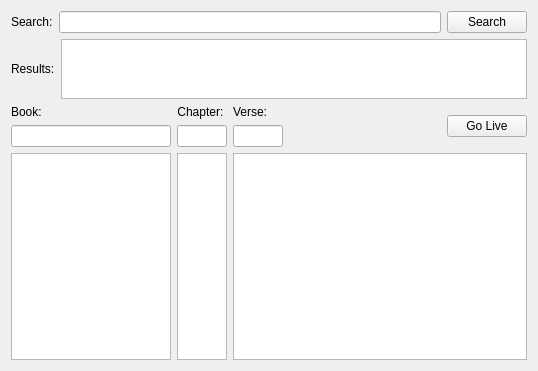
Old version of the form src/biblewidget.ui in the repository SoftProjector/src.
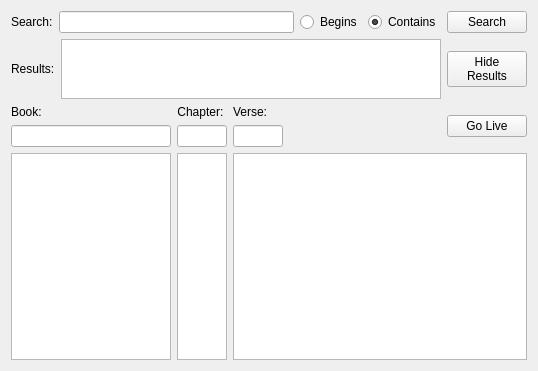
New version of the form.

Commit message: More ui changes towards bible search

What changed in the file:
```diff
--- a/src/biblewidget.ui
+++ b/src/biblewidget.ui
@@ -21,7 +21,7 @@
   </property>
   <layout class="QVBoxLayout" name="verticalLayout_6">
    <item>
-    <layout class="QHBoxLayout" name="horizontalLayout_2" stretch="0,1,0">
+    <layout class="QHBoxLayout" name="horizontalLayout_2" stretch="0,1,0,0,0">
      <item>
       <widget class="QLabel" name="lblBook_2">
        <property name="sizePolicy">
@@ -72,6 +72,23 @@
        </property>
       </widget>
      </item>
+     <item>
+      <widget class="QRadioButton" name="radioButton">
+       <property name="text">
+        <string>Begins</string>
+       </property>
+      </widget>
+     </item>
+     <item>
+      <widget class="QRadioButton" name="radioButton_2">
+       <property name="text">
+        <string>Contains</string>
+       </property>
+       <property name="checked">
+        <bool>true</bool>
+       </property>
+      </widget>
+     </item>
      <item>
       <widget class="QPushButton" name="search_button">
        <property name="sizePolicy">
@@ -98,11 +115,11 @@
     </layout>
    </item>
    <item>
-    <layout class="QHBoxLayout" name="horizontalLayout_4" stretch="0,1">
+    <layout class="QHBoxLayout" name="result_layout" stretch="0,0,0">
      <item>
-      <widget class="QLabel" name="lblBook_3">
+      <widget class="QLabel" name="result_lable">
        <property name="sizePolicy">
-        <sizepolicy hsizetype="MinimumExpanding" vsizetype="Fixed">
+        <sizepolicy hsizetype="Minimum" vsizetype="Fixed">
          <horstretch>0</horstretch>
          <verstretch>0</verstretch>
         </sizepolicy>
@@ -149,6 +166,14 @@
        </property>
       </widget>
      </item>
+     <item>
+      <widget class="QPushButton" name="hide_result_button">
+       <property name="text">
+        <string>Hide
+Results</string>
+       </property>
+      </widget>
+     </item>
     </layout>
    </item>
    <item>
```
The commit also changes 2 other files.
